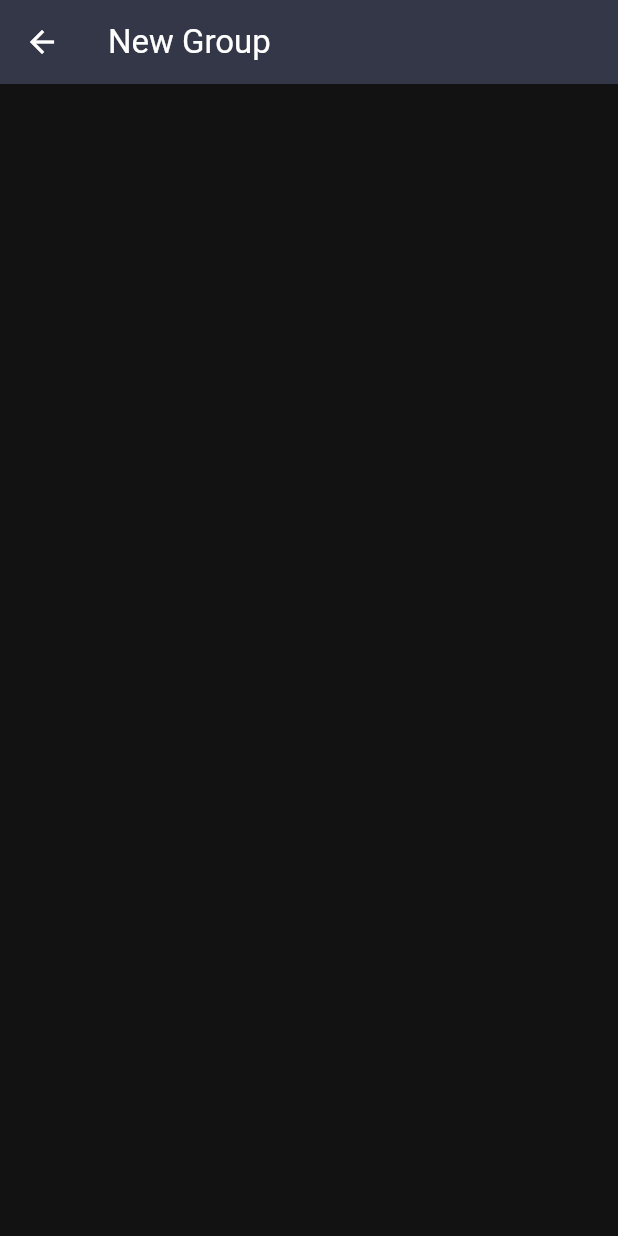
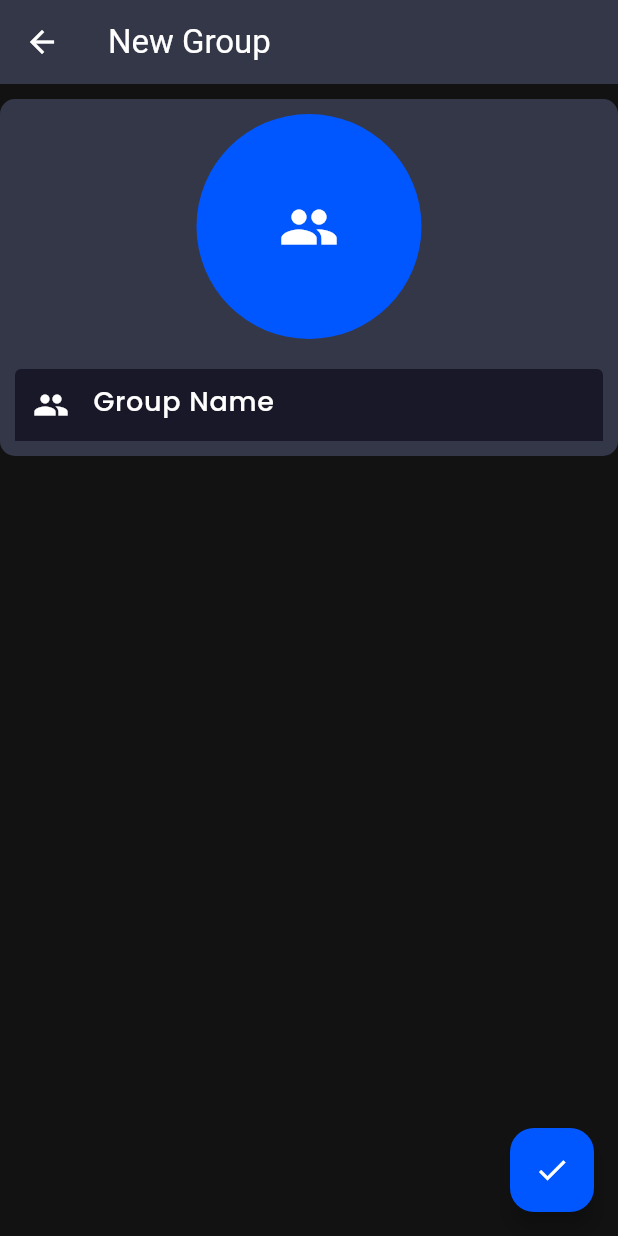
Before and after one commit to SaurabhSain07/VSChatApp, a Flutter app: the GroupTitle screen opened directly, on a phone screen of 412 x 824 dp. Run offline on Flutter 3.47's test engine with Material 3 defaults, Android fonts, the phone set to English and light mode, and no system bars; our stand-ins replace cached_network_image, cloud_firestore, firebase_auth, firebase_core, firebase_storage, flutter_svg and 4 more; missing offline and left inert: dart:ffi; accounts and stored records are empty; statements that could not run were skipped.

Commit message:
create groups

```diff
--- a/lib/Controller/GroupController.dart
+++ b/lib/Controller/GroupController.dart
@@ -1,8 +1,19 @@
+import 'package:cloud_firestore/cloud_firestore.dart';
+import 'package:firebase_auth/firebase_auth.dart';
 import 'package:get/get.dart';
+import 'package:uuid/uuid.dart';
+import 'package:vschatapp/Controller/profileController.dart';
+import 'package:vschatapp/Model/GroupModel.dart';
 import 'package:vschatapp/Model/userModel.dart';
+import 'package:vschatapp/pages/homePage/home_page.dart';
 
 class GroupController extends GetxController{
   RxList <UserModel> groupMembers=<UserModel>[].obs;
+  final db=FirebaseFirestore.instance;
+  final auth=FirebaseAuth.instance;
+  var uuid=Uuid();
+  RxBool isLoading=false.obs;
+  ProfileController profileController=Get.put(ProfileController());
 
   void selectMembers(UserModel user){
     if (groupMembers.contains(user)) {
@@ -11,4 +22,31 @@ class GroupController extends GetxController{
       groupMembers.add(user);
     }
   }
+
+  Future <void> createGroup(String groupName, String imagePath)async{
+    isLoading.value=true;
+    String groupId=uuid.v6();
+
+      try {
+        String imageUrl=await profileController.uploadeFileToFirebase(imagePath);
+
+      await db.collection("groups").doc(groupId).set(
+     {
+      "id": groupId,
+      "name": groupName,
+      "profileUrl": imageUrl,
+      "members": groupMembers.map((e) => e.toJson()).toList(),
+      "createdAt": DateTime.now().toString(),
+      "createdBy": auth.currentUser!.uid,
+      "timeStamp": DateTime.now().toString()
+     }
+  );
+  // Group create tost
+  Get.snackbar("Group Created", "Group create successfully");
+  Get.offAll(HomePage());
+  isLoading.value=false;
+      } catch (e) {
+        print(e);
+      }
+  }
 }
--- a/lib/Controller/contactController.dart
+++ b/lib/Controller/contactController.dart
@@ -1,5 +1,6 @@
 import 'package:cloud_firestore/cloud_firestore.dart';
 import 'package:firebase_auth/firebase_auth.dart';
+import 'package:flutter/foundation.dart';
 import 'package:get/get.dart';
 import 'package:vschatapp/Model/ChatRoomModel.dart';
 import 'package:vschatapp/Model/userModel.dart';
@@ -62,7 +63,9 @@ class ContactController extends GetxController {
         .doc(user.id)
         .set(user.toJson());
     } catch (ex) {
-      print("Error while saving contant"+ex.toString());
+      if (kDebugMode) {
+        print("Error while saving contant"+ex.toString());
+      }
     }
   }
 
--- a/lib/pages/Groups/NewGroup/groupTitle.dart
+++ b/lib/pages/Groups/NewGroup/groupTitle.dart
@@ -1,18 +1,101 @@
+import 'dart:io';
+
 import 'package:flutter/material.dart';
+import 'package:get/get.dart';
+import 'package:image_picker/image_picker.dart';
+import 'package:uuid/uuid.dart';
+import 'package:vschatapp/Controller/GroupController.dart';
+import 'package:vschatapp/Controller/imagePickerController.dart';
+import 'package:vschatapp/configur/images.dart';
+import 'package:vschatapp/pages/homePage/widgets/chatTile.dart';
 
 class GroupTitle extends StatelessWidget {
   const GroupTitle({super.key});
 
   @override
   Widget build(BuildContext context) {
+    GroupController groupController=Get.put(GroupController());
+    ImagePickerController imagePickerController=Get.put(ImagePickerController());
+    RxString imagePath="".obs;
+    TextEditingController groupName=TextEditingController();
+
     return Scaffold(
       appBar: AppBar(title:const Text("New Group")),
+      floatingActionButton: FloatingActionButton(
+        onPressed: () {
+          groupController.createGroup(groupName.toString(), imagePath.value);
+        },
+        backgroundColor: Theme.of(context).colorScheme.primary,
+        child: groupController.isLoading.value
+            ? CircularProgressIndicator()
+            : Icon(
+                Icons.done,
+                color: Colors.white,
+              ),
+      ),
       body: Column(
         children: [
+          const SizedBox(height: 10,),
           Container(
+            padding:const EdgeInsets.all(10),
             decoration: BoxDecoration(
               color: Theme.of(context).colorScheme.primaryContainer,
               borderRadius: BorderRadius.circular(10)
+            ),
+            child: Row(
+              children: [
+                Expanded(
+                  child: Column(
+                    children: [
+                      Obx(() => InkWell(
+                        onTap: ()async{
+                          imagePath.value = await imagePickerController
+                              .pickImage(ImageSource.gallery);
+                        },
+                        child: Container(
+                          height: 150,
+                          width: 150,
+                          decoration: BoxDecoration(
+                            borderRadius: BorderRadius.circular(100),
+                            color: Theme.of(context).colorScheme.primary
+                          ),
+                          child: imagePath.value == ""
+                              ?const Icon(Icons.group, size: 40,)
+                              : ClipRRect(
+                                borderRadius: BorderRadius.circular(100),
+                                child: Image.file(
+                                      File(imagePath.value),
+                                      fit: BoxFit.cover,
+                                    )),
+                        ),
+                      ),),
+
+                     const SizedBox(height: 20,),
+                     TextFormField(
+                      controller: groupName,
+                      decoration:const InputDecoration(
+                        hintText: "Group Name",
+                        prefixIcon: Icon(Icons.group)
+                      ),
+                     )
+                    ],
+                  ),
+                )
+              ],
+            ),
+          ),
+          SizedBox(height: 10,),
+          Expanded(
+            child: SingleChildScrollView(
+              child: Column(
+                children: groupController.groupMembers
+                    .map((e) => ChatTile(
+                        imageUrl: e.profileImage ?? AssetsImage.defaultProfileImage,
+                        name: e.name!,
+                        lastChat: e.about ?? "",
+                        lastTime: ""))
+                    .toList(),
+              ),
             ),
           )
         ],
--- a/pubspec.yaml
+++ b/pubspec.yaml
@@ -40,7 +40,7 @@ dependencies:
   get: ^4.6.6
   firebase_core: ^2.27.0
   firebase_auth: ^4.17.8
-  cloud_firestore: ^4.15.8
+  cloud_firestore:
   image_picker: ^1.0.8
   firebase_storage: ^11.6.9
   uuid: ^4.3.2
```
Also changed, not shown: lib/pages/Groups/NewGroup/newGroup.dart (+10 -5 lines), 1 other file.
